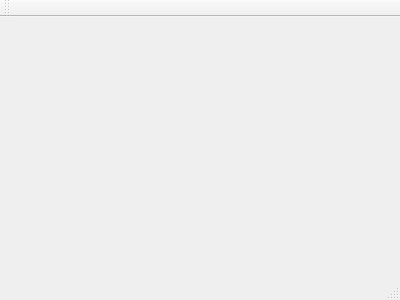
This is ui/mainwindow.ui in FelipeDaCosta/Trabalho_TR2 as Qt 5 draws it before an edit. The edited form follows.
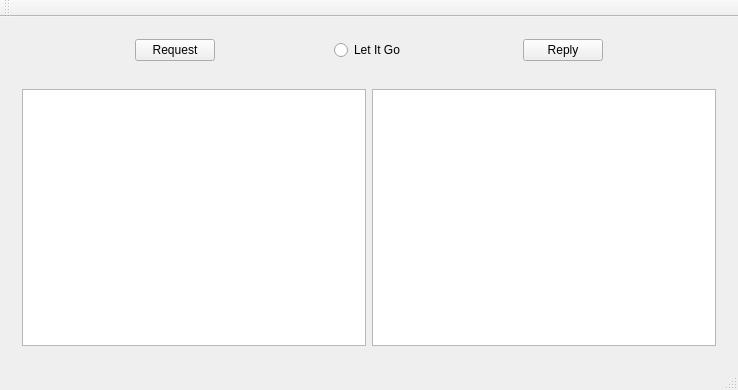
This is the edited form.

```diff
--- a/ui/mainwindow.ui
+++ b/ui/mainwindow.ui
@@ -1,24 +1,133 @@
 <ui version="4.0">
  <class>MainWindow</class>
- <widget class="QMainWindow" name="MainWindow" >
-  <property name="geometry" >
+ <widget class="QMainWindow" name="MainWindow">
+  <property name="geometry">
    <rect>
     <x>0</x>
     <y>0</y>
-    <width>400</width>
-    <height>300</height>
+    <width>738</width>
+    <height>390</height>
    </rect>
   </property>
   <property name="windowTitle" >
    <string>MainWindow</string>
   </property>
-  <widget class="QMenuBar" name="menuBar" />
-  <widget class="QToolBar" name="mainToolBar" />
-  <widget class="QWidget" name="centralWidget" />
-  <widget class="QStatusBar" name="statusBar" />
+  <widget class="QWidget" name="centralWidget">
+   <layout class="QVBoxLayout" name="verticalLayout">
+    <item>
+     <widget class="QWidget" name="widget" native="true">
+      <layout class="QHBoxLayout" name="horizontalLayout_2">
+       <item>
+        <spacer name="horizontalSpacer_2">
+         <property name="orientation">
+          <enum>Qt::Horizontal</enum>
+         </property>
+         <property name="sizeHint" stdset="0">
+          <size>
+           <width>40</width>
+           <height>20</height>
+          </size>
+         </property>
+        </spacer>
+       </item>
+       <item>
+        <widget class="QPushButton" name="requestBtn">
+         <property name="text">
+          <string>Request</string>
+         </property>
+        </widget>
+       </item>
+       <item>
+        <spacer name="horizontalSpacer">
+         <property name="orientation">
+          <enum>Qt::Horizontal</enum>
+         </property>
+         <property name="sizeHint" stdset="0">
+          <size>
+           <width>40</width>
+           <height>20</height>
+          </size>
+         </property>
+        </spacer>
+       </item>
+       <item>
+        <widget class="QRadioButton" name="letItGo">
+         <property name="text">
+          <string>Let It Go</string>
+         </property>
+        </widget>
+       </item>
+       <item>
+        <spacer name="horizontalSpacer_4">
+         <property name="orientation">
+          <enum>Qt::Horizontal</enum>
+         </property>
+         <property name="sizeHint" stdset="0">
+          <size>
+           <width>40</width>
+           <height>20</height>
+          </size>
+         </property>
+        </spacer>
+       </item>
+       <item>
+        <widget class="QPushButton" name="replyBtn">
+         <property name="text">
+          <string>Reply</string>
+         </property>
+        </widget>
+       </item>
+       <item>
+        <spacer name="horizontalSpacer_3">
+         <property name="orientation">
+          <enum>Qt::Horizontal</enum>
+         </property>
+         <property name="sizeHint" stdset="0">
+          <size>
+           <width>40</width>
+           <height>20</height>
+          </size>
+         </property>
+        </spacer>
+       </item>
+      </layout>
+     </widget>
+    </item>
+    <item>
+     <widget class="QWidget" name="editWidget" native="true">
+      <layout class="QHBoxLayout" name="horizontalLayout">
+       <item>
+        <widget class="QTextEdit" name="requestEdit"/>
+       </item>
+       <item>
+        <widget class="QTextEdit" name="replyEdit"/>
+       </item>
+      </layout>
+     </widget>
+    </item>
+   </layout>
+  </widget>
+  <widget class="QMenuBar" name="menuBar">
+   <property name="geometry">
+    <rect>
+     <x>0</x>
+     <y>0</y>
+     <width>738</width>
+     <height>30</height>
+    </rect>
+   </property>
+  </widget>
+  <widget class="QToolBar" name="mainToolBar">
+   <attribute name="toolBarArea">
+    <enum>TopToolBarArea</enum>
+   </attribute>
+   <attribute name="toolBarBreak">
+    <bool>false</bool>
+   </attribute>
+  </widget>
+  <widget class="QStatusBar" name="statusBar"/>
  </widget>
- <layoutDefault spacing="6" margin="11" />
- <pixmapfunction></pixmapfunction>
+ <layoutdefault spacing="6" margin="11"/>
  <resources/>
  <connections/>
 </ui>
```
Left out of the diff: 3 changed lines with no effect on the pictures.
